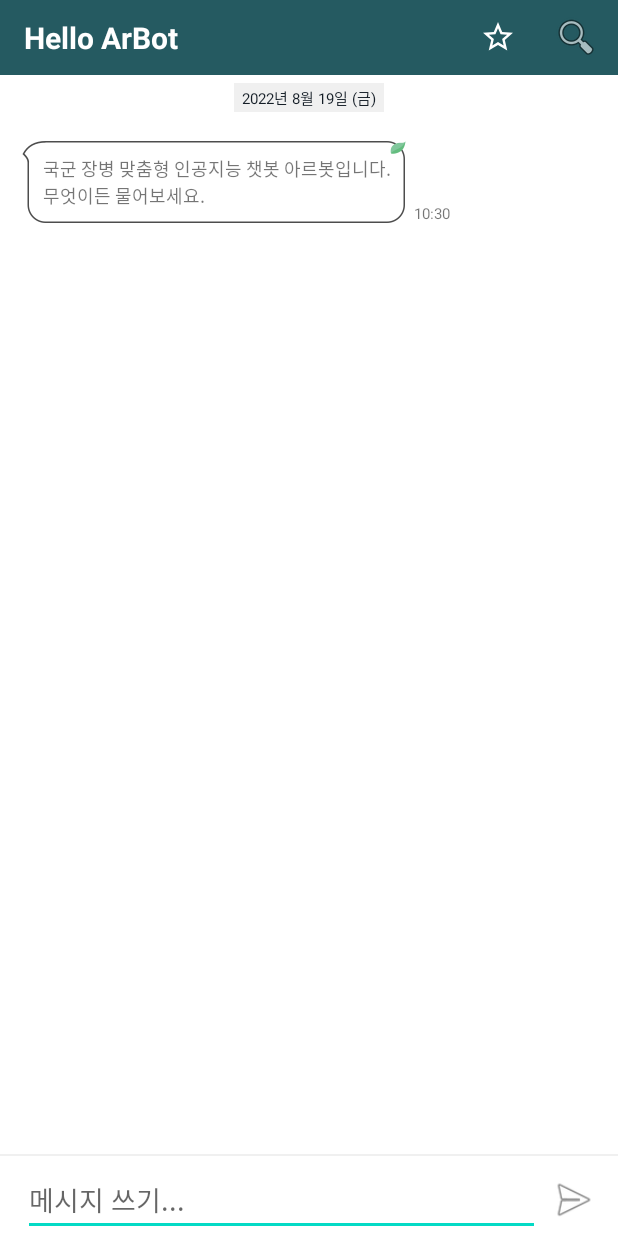
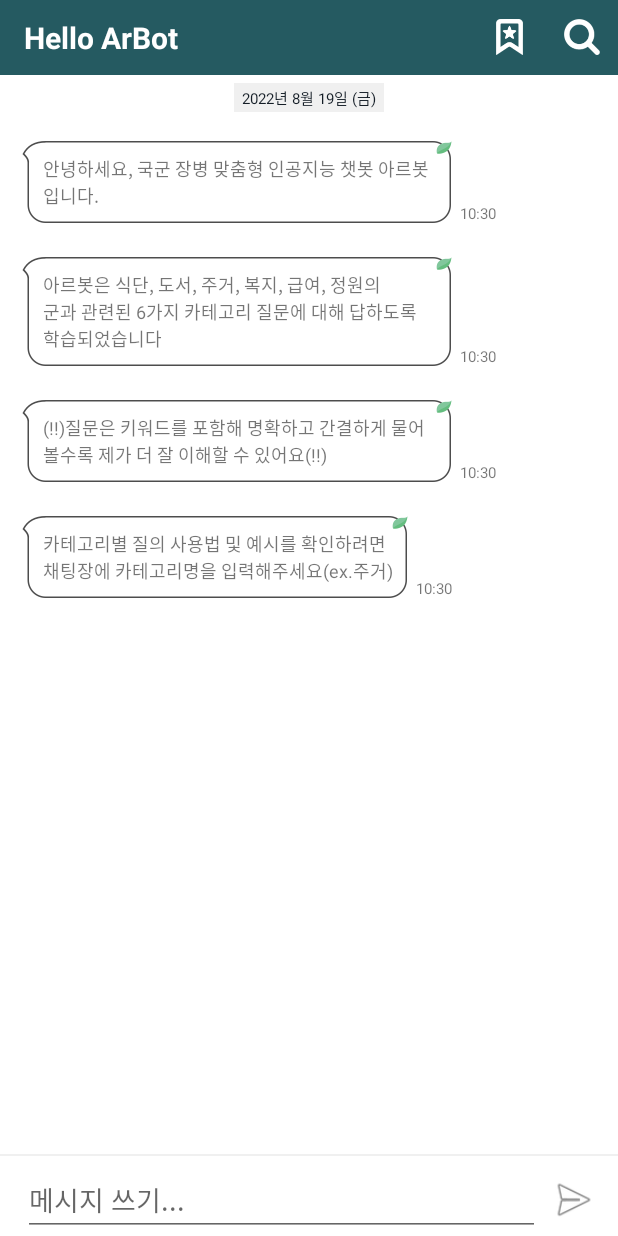
Before and after one commit to koscomcop/2022Military-Chatbot-android, an Android app: the ChatRoomActivity screen opened directly, with no data from a screen before it, on a phone screen of 412 x 824 dp. Run offline under Robolectric (Android 15) with nearby library versions, the phone set to English and light mode, and no system bars.

Commit message:
주요 레이아웃 수정, 예외처리
- 안내답변 추가
- 로딩애니메이션 추가
- 서버 타임아웃 설정(15초)
- 예외 발생시 안내멘트 추가
- 아이콘 변경
- 미사용 레이아웃 제거

```diff
--- a/app/src/main/java/com/example/militaryaibot/ChatRoomActivity.kt
+++ b/app/src/main/java/com/example/militaryaibot/ChatRoomActivity.kt
@@ -41,6 +41,7 @@ class ChatRoomActivity : AppCompatActivity() {
 
     private val objectMapper = ObjectMapper()
     private val fileExt = ".json"
+    private var progressDialog: ProgressDialog? = null
 
     private var chatAllMsgs: File? = null
     private val chatFavMsgs: File? = null
@@ -48,7 +49,7 @@ class ChatRoomActivity : AppCompatActivity() {
     private var mChatDateTxt: TextView? = null
     private var mChatMsgTxt: EditText? = null
     private var mChatMsgView: RecyclerView? = null
-    private var mSwipeRefreshLayout: SwipeRefreshLayout? = null
+//    private var mSwipeRefreshLayout: SwipeRefreshLayout? = null
     private var mLinearLayoutManager: LinearLayoutManager? = null
     private var mChatSendBtn: ImageButton? = null
     private var mChatMsgAdapter: ChatMsgAdapter? = null
@@ -75,6 +76,7 @@ class ChatRoomActivity : AppCompatActivity() {
         mChatTitleTxt = findViewById<View>(R.id.chatTitle) as TextView
         mChatDateTxt = findViewById<View>(R.id.chatDate) as TextView
         mChatMsgTxt = findViewById<View>(R.id.chatMessage) as EditText
+        progressDialog = ProgressDialog(this)
 
         //--ADD CUSTOM APP BAR--
         toolbar = findViewById<View>(R.id.main_app_bar) as Toolbar
@@ -94,7 +96,7 @@ class ChatRoomActivity : AppCompatActivity() {
         mFavChatMsgAdapter =
             ChatMsgAdapter(favoritedMsgs)
         mChatMsgView = findViewById<View>(R.id.recycleViewMessageList) as RecyclerView
-        mSwipeRefreshLayout = findViewById<View>(R.id.message_swipe_layout) as SwipeRefreshLayout
+//        mSwipeRefreshLayout = findViewById<View>(R.id.message_swipe_layout) as SwipeRefreshLayout
         mLinearLayoutManager = LinearLayoutManager(this@ChatRoomActivity)
         mChatMsgView!!.layoutManager = mLinearLayoutManager
         mChatMsgView!!.adapter = mChatMsgAdapter
@@ -126,63 +128,28 @@ class ChatRoomActivity : AppCompatActivity() {
 
         //--ADD GREETING MESSAGE
         addReply(resources.getString(R.string.greeting_msg))
+        addReply(resources.getString(R.string.greeting_msg2))
+        addReply(resources.getString(R.string.greeting_msg3))
+        addReply(resources.getString(R.string.greeting_msg4))
 
     //        loadStoredChat()
 
     }
 
-    private fun setupNavigation() {
-        // Toolbar
-//        val toolbar = findViewById<Toolbar>(com.yuyakaido.android.cardstackview.R.id.toolbar)
-//        setSupportActionBar(toolbar)
-
-        // DrawerLayout
-//        val actionBarDrawerToggle = ActionBarDrawerToggle(this, drawerLayout, toolbar, R.string.nav_app_bar_open_drawer_description, R.string.hello_first_fragment)
-//        actionBarDrawerToggle.syncState()
-//        drawerLayout.addDrawerListener(actionBarDrawerToggle)
-//        drawerLayout.setDrawerLockMode(DrawerLayout.LOCK_MODE_LOCKED_CLOSED)
-//        val dictAdapter:DictAdapter = DictAdapter()
-//
-//        // ListView
-//        val drawerContent = findViewById<ListView>(R.id.drawer_content)
-//        drawerContent.adapter = dictAdapter
-//        drawerContent.setOnItemClickListener { parent, view, position, id ->
-//            CoroutineScope(Dispatchers.Main).launch {
-//                val itm = parent.getItemAtPosition(position) as DictItem
-//                if (itm.desc == "") {
-//                    val db: MilDictDao? = MilDictDB.getInstance(parent.context)?.mildictDao()
-//                    withContext(Dispatchers.IO) {
-//                        itm.desc = db?.getDescWithWord(itm.word).toString()
-//                    }
-//                }
-//                else {
-//                    itm.desc = ""
-//                }
-//                dictAdapter.notifyDataSetChanged()
-//            }
-//        }
-//
-//        //--LOAD DATABASE
-//        CoroutineScope(Dispatchers.Main).launch {
-//            withContext(Dispatchers.IO) {
-//                words = dbDao?.loadAllWords()
-//            }
-//
-//            if (words != null) {
-//                for (w in words!!) {
-//                    dictAdapter.addItem(DictItem(w))
-//                }
-//            }
-//            dictAdapter.notifyDataSetChanged()
-//        }
-
-    }
-
-
     //--ADD CHAT MESSAGE--
     fun addReply(message: String?) {
         val now = nowTime
         val reply = ChatMessage(message, me, now, totUserNum)
+        reply.chatType = ChatType.ChatYou
+        chatMsgs.add(reply)
+        refreshChatView()
+    }
+
+    //--ADD ERROR CHAT MESSAGE--
+    fun addErrReply(code: String) {
+        val now = nowTime
+        val errmsg = "죄송해요 답변을 찾지 못했어요(${code})"
+        val reply = ChatMessage(errmsg, me, now, totUserNum)
         reply.chatType = ChatType.ChatYou
         chatMsgs.add(reply)
         refreshChatView()
@@ -231,7 +198,7 @@ class ChatRoomActivity : AppCompatActivity() {
     fun refreshChatView() {
         mChatMsgAdapter?.notifyDataSetChanged()
         mChatMsgView!!.scrollToPosition(chatMsgs.size - 1)
-        mSwipeRefreshLayout!!.isRefreshing = false
+//        mSwipeRefreshLayout!!.isRefreshing = false
     }
 
     //--GET STORED CHAT MESSAGES--
@@ -294,9 +261,14 @@ class ChatRoomActivity : AppCompatActivity() {
     //--REQUEST RANDOM USER--
     internal inner class RequestChatRpl :
         AsyncTask<String?, Void?, String>() {
+        override fun onPreExecute() {
+            progressDialog?.show()
+        }
+
         override fun onPostExecute(string: String) {
             super.onPostExecute(string)
-            if (string != "") {
+            val ret = string.toIntOrNull()
+            if (string != "" && ret == null) {
                 try {
                     val retNode = objectMapper.readTree(string)
                     val response = retNode["outputs"] as ObjectNode
@@ -305,6 +277,10 @@ class ChatRoomActivity : AppCompatActivity() {
                     e.printStackTrace()
                 }
             }
+            else {
+                addErrReply(string)
+            }
+            progressDialog?.dismiss()
         }
 
         private fun getJsonData(node: JsonNode, key: String): String {
@@ -323,6 +299,8 @@ class ChatRoomActivity : AppCompatActivity() {
                 conn = url.openConnection() as HttpURLConnection
                 conn.requestMethod = "POST"
                 conn.setRequestProperty("Content-Type", "application/x-www-form-urlencoded");
+                conn.connectTimeout = 15000
+                conn.readTimeout = 15000
                 conn.doOutput = true
                 conn.doInput = true
 
@@ -352,7 +330,7 @@ class ChatRoomActivity : AppCompatActivity() {
                     }
                 }
                 conn?.disconnect()
-                return if (nRes > 0) sb.toString() else ""
+                return if (nRes == HttpURLConnection.HTTP_OK) sb.toString() else nRes.toString()
             }
         }
     }
--- /dev/null
+++ b/app/src/main/java/com/example/militaryaibot/ProgressDialog.kt
@@ -0,0 +1,19 @@
+package com.example.militaryaibot
+
+import android.app.Dialog
+import android.content.Context
+import android.graphics.Color
+import android.graphics.drawable.ColorDrawable
+import android.view.Window
+import android.view.WindowManager
+
+class ProgressDialog(context: Context) : Dialog(context) {
+    init {
+        requestWindowFeature(Window.FEATURE_NO_TITLE)
+        setContentView(R.layout.progressdialog)
+        setCancelable(false)
+
+        window?.setBackgroundDrawable(ColorDrawable(Color.TRANSPARENT))
+        window?.clearFlags(WindowManager.LayoutParams.FLAG_DIM_BEHIND) // dialog의 dim 처리 배경 제거
+    }
+}
--- a/app/src/main/res/layout/activity_chat.xml
+++ b/app/src/main/res/layout/activity_chat.xml
@@ -45,12 +45,13 @@
         android:textAlignment="center"
         android:layout_below="@id/main_app_bar"/>
 
-    <View
+    <androidx.recyclerview.widget.RecyclerView
         android:layout_width="match_parent"
-        android:layout_height="match_parent"
+        android:layout_height="wrap_content"
         android:background="@color/white"
-        tools:ignore="ContentDescription"
-        android:layout_below="@id/chatDate"/>
+        android:layout_above="@+id/linearLayout"
+        android:layout_below="@id/chatDate"
+        android:id="@+id/recycleViewMessageList"/>
 
     <View
         android:background="@color/grey_alpha"
@@ -90,17 +91,5 @@
             android:background="@android:drawable/ic_menu_send"
             />
     </LinearLayout>
-    <androidx.swiperefreshlayout.widget.SwipeRefreshLayout
-        android:id="@+id/message_swipe_layout"
-        android:layout_width="match_parent"
-        android:layout_height="wrap_content"
-        android:layout_above="@+id/linearLayout"
-        android:layout_below="@id/chatDate">
-        <androidx.recyclerview.widget.RecyclerView
-            android:layout_width="match_parent"
-            android:layout_height="wrap_content"
-            android:layout_alignParentStart="true"
-            android:id="@+id/recycleViewMessageList"
-            android:layout_alignParentTop="true" />
-    </androidx.swiperefreshlayout.widget.SwipeRefreshLayout>
+
 </RelativeLayout>
--- a/app/src/main/res/menu/chatroom_appbar.xml
+++ b/app/src/main/res/menu/chatroom_appbar.xml
@@ -3,12 +3,13 @@
     xmlns:app="http://schemas.android.com/apk/res-auto">
     <item
         android:id="@+id/action_favorite"
-        android:icon="@drawable/ic_favorite_outlined"
+        android:checkable="false"
+        android:icon="@drawable/favorite"
         android:title="favorite"
         app:showAsAction="always" />
     <item
         android:id="@+id/action_search"
-        android:icon="@android:drawable/ic_menu_search"
+        android:icon="@drawable/search"
         android:title="search"
         app:showAsAction="always" />
 </menu>
--- a/app/src/main/res/values/strings.xml
+++ b/app/src/main/res/values/strings.xml
@@ -10,7 +10,10 @@
     <string name="hello_first_fragment">Hello first fragment</string>
     <string name="hello_second_fragment">Hello second fragment. Arg: %1$s</string>
 
-    <string name="greeting_msg">국군 장병 맞춤형 인공지능 챗봇 아르봇입니다.\n무엇이든 물어보세요.</string>
+    <string name="greeting_msg">안녕하세요, 국군 장병 맞춤형 인공지능 챗봇 아르봇입니다.</string>
+    <string name="greeting_msg2">아르봇은 "식단, 도서, 주거, 복지, 급여, 정원"의\n군과 관련된 6가지 카테고리 질문에 대해 답하도록 학습되었습니다</string>
+    <string name="greeting_msg3">(!!)질문은 키워드를 포함해 명확하고 간결하게 물어볼수록 제가 더 잘 이해할 수 있어요(!!)</string>
+    <string name="greeting_msg4">카테고리별 질의 사용법 및 예시를 확인하려면\n채팅장에 카테고리명을 입력해주세요(ex.주거)</string>
 
     <string name="img_license">Dog cartoon vector created by catalyststuff - www.freepik.com</string>
     <string name="err_save_chat">메시지 저장에 실패했습니다</string>
--- a/app/src/main/res/values/themes.xml
+++ b/app/src/main/res/values/themes.xml
@@ -6,8 +6,8 @@
         <item name="colorPrimaryVariant">@color/r2PrimaryVariant</item>
         <item name="colorOnPrimary">@color/white</item>
         <!-- Secondary brand color. -->
-        <item name="colorSecondary">@color/teal_200</item>
-        <item name="colorSecondaryVariant">@color/teal_700</item>
+        <item name="colorSecondary">@color/light_blue_A200</item>
+        <item name="colorSecondaryVariant">@color/light_blue_600</item>
         <item name="colorOnSecondary">@color/black</item>
         <!-- Status bar color. -->
         <item name="android:statusBarColor" tools:targetApi="l">?attr/colorPrimaryVariant</item>
```
Also changed, not shown: app/src/main/res/layout/activity_dict.xml (+5 -4 lines), app/src/main/res/layout/progressdialog.xml (added, +7 -0 lines), app/src/main/res/drawable-xxhdpi/favorite.png (added), app/src/main/res/drawable-xxhdpi/favorite_b.png (added), app/src/main/res/drawable-xxhdpi/search.png (added), app/src/main/res/drawable-xxhdpi/search_b.png (added).
